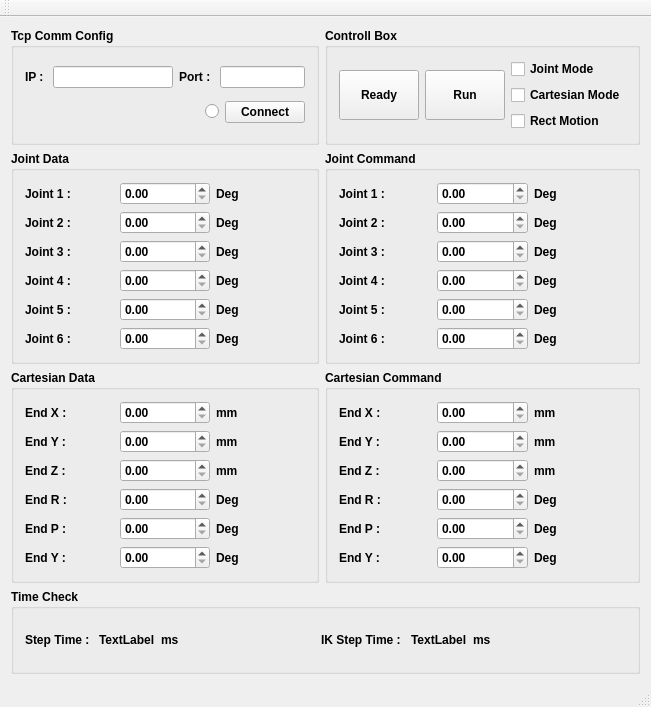
This is mainwindow.ui in hajunsong/RobotArmControllerUI as Qt 5 draws it before an edit. The edited form follows.
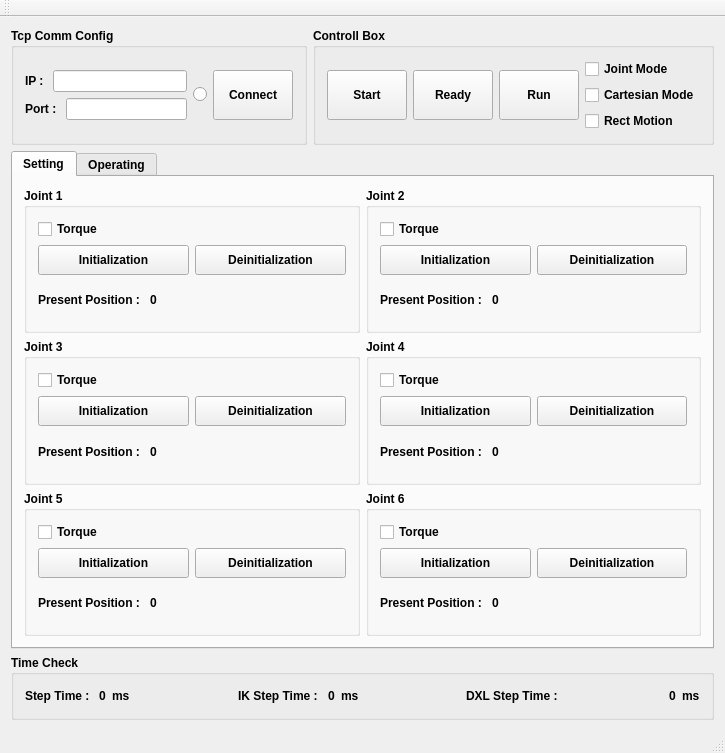
This is the edited form.

Diff of the .ui file:
```diff
--- a/mainwindow.ui
+++ b/mainwindow.ui
@@ -6,249 +6,639 @@
    <rect>
     <x>0</x>
     <y>0</y>
-    <width>651</width>
-    <height>707</height>
+    <width>725</width>
+    <height>753</height>
    </rect>
   </property>
   <property name="windowTitle">
    <string>MainWindow</string>
   </property>
   <widget class="QWidget" name="centralWidget">
-   <layout class="QGridLayout" name="gridLayout_3">
-    <item row="0" column="0">
-     <widget class="QGroupBox" name="groupBox_16">
-      <property name="minimumSize">
-       <size>
-        <width>0</width>
-        <height>0</height>
-       </size>
-      </property>
+   <layout class="QGridLayout" name="gridLayout_16">
+    <item row="1" column="0" colspan="2">
+     <widget class="QTabWidget" name="tabWidget">
       <property name="font">
        <font>
         <weight>75</weight>
         <bold>true</bold>
        </font>
       </property>
+      <property name="currentIndex">
+       <number>0</number>
+      </property>
+      <widget class="QWidget" name="tab">
+       <attribute name="title">
+        <string>Setting</string>
+       </attribute>
+       <layout class="QGridLayout" name="gridLayout_15">
+        <item row="0" column="0">
+         <widget class="QGroupBox" name="groupBox_3">
       <property name="title">
-       <string>Tcp Comm Config</string>
-      </property>
-      <layout class="QGridLayout" name="gridLayout_4">
+           <string>Joint 1</string>
+          </property>
+          <layout class="QGridLayout" name="gridLayout_9">
        <item row="0" column="0">
-        <layout class="QHBoxLayout" name="horizontalLayout_4">
+            <layout class="QHBoxLayout" name="horizontalLayout_39">
          <item>
-          <layout class="QHBoxLayout" name="horizontalLayout">
-           <item>
-            <widget class="QLabel" name="label_19">
-             <property name="font">
-              <font>
-               <weight>75</weight>
-               <bold>true</bold>
-              </font>
-             </property>
+              <widget class="QCheckBox" name="cbTorque1">
              <property name="text">
-              <string>IP : </string>
+                <string>Torque</string>
              </property>
             </widget>
            </item>
            <item>
-            <widget class="QLineEdit" name="txtAddress">
-             <property name="minimumSize">
+              <spacer name="horizontalSpacer_3">
+               <property name="orientation">
+                <enum>Qt::Horizontal</enum>
+               </property>
+               <property name="sizeHint" stdset="0">
               <size>
-               <width>120</width>
-               <height>0</height>
-              </size>
-             </property>
-             <property name="font">
-              <font>
-               <weight>75</weight>
-               <bold>true</bold>
-              </font>
-             </property>
-            </widget>
-           </item>
-          </layout>
-         </item>
-         <item>
-          <layout class="QHBoxLayout" name="horizontalLayout_2">
-           <item>
-            <widget class="QLabel" name="label_20">
-             <property name="font">
-              <font>
-               <weight>75</weight>
-               <bold>true</bold>
-              </font>
-             </property>
-             <property name="text">
-              <string>Port : </string>
-             </property>
-            </widget>
-           </item>
-           <item>
-            <widget class="QLineEdit" name="txtPort">
-             <property name="font">
-              <font>
-               <weight>75</weight>
-               <bold>true</bold>
-              </font>
-             </property>
-            </widget>
-           </item>
-          </layout>
+                 <width>40</width>
+                 <height>20</height>
+                </size>
+               </property>
+              </spacer>
          </item>
         </layout>
        </item>
        <item row="1" column="0">
         <layout class="QHBoxLayout" name="horizontalLayout_3">
          <item>
+              <widget class="QPushButton" name="btnInit1">
+               <property name="minimumSize">
+                <size>
+                 <width>0</width>
+                 <height>30</height>
+                </size>
+               </property>
+               <property name="text">
+                <string>Initialization</string>
+               </property>
+              </widget>
+             </item>
+             <item>
+              <widget class="QPushButton" name="btnDeinit1">
+               <property name="minimumSize">
+                <size>
+                 <width>0</width>
+                 <height>30</height>
+                </size>
+               </property>
+               <property name="text">
+                <string>Deinitialization</string>
+               </property>
+              </widget>
+             </item>
+            </layout>
+           </item>
+           <item row="2" column="0">
+            <layout class="QHBoxLayout" name="horizontalLayout_4">
+             <item>
+              <widget class="QLabel" name="label_31">
+               <property name="text">
+                <string>Present Position : </string>
+               </property>
+              </widget>
+             </item>
+             <item>
+              <widget class="QLabel" name="txtJoint1">
+               <property name="minimumSize">
+                <size>
+                 <width>50</width>
+                 <height>0</height>
+                </size>
+               </property>
+               <property name="text">
+                <string>0</string>
+               </property>
+              </widget>
+             </item>
+             <item>
+              <spacer name="horizontalSpacer_9">
+               <property name="orientation">
+                <enum>Qt::Horizontal</enum>
+               </property>
+               <property name="sizeHint" stdset="0">
+                <size>
+                 <width>40</width>
+                 <height>20</height>
+                </size>
+               </property>
+              </spacer>
+             </item>
+            </layout>
+           </item>
+          </layout>
+         </widget>
+        </item>
+        <item row="0" column="1">
+         <widget class="QGroupBox" name="groupBox_8">
+          <property name="title">
+           <string>Joint 2</string>
+          </property>
+          <layout class="QGridLayout" name="gridLayout_10">
+           <item row="0" column="0">
+            <layout class="QHBoxLayout" name="horizontalLayout_40">
+             <item>
+              <widget class="QCheckBox" name="cbTorque2">
+               <property name="text">
+                <string>Torque</string>
+               </property>
+              </widget>
+             </item>
+             <item>
+              <spacer name="horizontalSpacer_4">
+               <property name="orientation">
+                <enum>Qt::Horizontal</enum>
+               </property>
+               <property name="sizeHint" stdset="0">
+                <size>
+                 <width>40</width>
+                 <height>20</height>
+                </size>
+               </property>
+              </spacer>
+             </item>
+            </layout>
+           </item>
+           <item row="1" column="0">
+            <layout class="QHBoxLayout" name="horizontalLayout_5">
+             <item>
+              <widget class="QPushButton" name="btnInit2">
+               <property name="minimumSize">
+                <size>
+                 <width>0</width>
+                 <height>30</height>
+                </size>
+               </property>
+               <property name="text">
+                <string>Initialization</string>
+               </property>
+              </widget>
+             </item>
+             <item>
+              <widget class="QPushButton" name="btnDeinit2">
+               <property name="minimumSize">
+                <size>
+                 <width>0</width>
+                 <height>30</height>
+                </size>
+               </property>
+               <property name="text">
+                <string>Deinitialization</string>
+               </property>
+              </widget>
+             </item>
+            </layout>
+           </item>
+           <item row="2" column="0">
+            <layout class="QHBoxLayout" name="horizontalLayout_18">
+             <item>
+              <widget class="QLabel" name="label_32">
+               <property name="text">
+                <string>Present Position : </string>
+               </property>
+              </widget>
+             </item>
+             <item>
+              <widget class="QLabel" name="txtJoint2">
+               <property name="minimumSize">
+                <size>
+                 <width>50</width>
+                 <height>0</height>
+                </size>
+               </property>
+               <property name="text">
+                <string>0</string>
+               </property>
+              </widget>
+             </item>
+             <item>
+              <spacer name="horizontalSpacer_10">
+               <property name="orientation">
+                <enum>Qt::Horizontal</enum>
+               </property>
+               <property name="sizeHint" stdset="0">
+                <size>
+                 <width>40</width>
+                 <height>20</height>
+                </size>
+               </property>
+              </spacer>
+             </item>
+            </layout>
+           </item>
+          </layout>
+         </widget>
+        </item>
+        <item row="1" column="0">
+         <widget class="QGroupBox" name="groupBox_9">
+          <property name="title">
+           <string>Joint 3</string>
+          </property>
+          <layout class="QGridLayout" name="gridLayout_11">
+           <item row="0" column="0">
+            <layout class="QHBoxLayout" name="horizontalLayout_42">
+             <item>
+              <widget class="QCheckBox" name="cbTorque3">
+               <property name="text">
+                <string>Torque</string>
+               </property>
+              </widget>
+             </item>
+             <item>
+              <spacer name="horizontalSpacer_6">
+               <property name="orientation">
+                <enum>Qt::Horizontal</enum>
+               </property>
+               <property name="sizeHint" stdset="0">
+                <size>
+                 <width>40</width>
+                 <height>20</height>
+                </size>
+               </property>
+              </spacer>
+             </item>
+            </layout>
+           </item>
+           <item row="1" column="0">
+            <layout class="QHBoxLayout" name="horizontalLayout_31">
+             <item>
+              <widget class="QPushButton" name="btnInit3">
+               <property name="minimumSize">
+                <size>
+                 <width>0</width>
+                 <height>30</height>
+                </size>
+               </property>
+               <property name="text">
+                <string>Initialization</string>
+               </property>
+              </widget>
+             </item>
+             <item>
+              <widget class="QPushButton" name="btnDeinit3">
+               <property name="minimumSize">
+                <size>
+                 <width>0</width>
+                 <height>30</height>
+                </size>
+               </property>
+               <property name="text">
+                <string>Deinitialization</string>
+               </property>
+              </widget>
+             </item>
+            </layout>
+           </item>
+           <item row="2" column="0">
+            <layout class="QHBoxLayout" name="horizontalLayout_32">
+             <item>
+              <widget class="QLabel" name="label_33">
+               <property name="text">
+                <string>Present Position : </string>
+               </property>
+              </widget>
+             </item>
+             <item>
+              <widget class="QLabel" name="txtJoint3">
+               <property name="minimumSize">
+                <size>
+                 <width>50</width>
+                 <height>0</height>
+                </size>
+               </property>
+               <property name="text">
+                <string>0</string>
+               </property>
+              </widget>
+             </item>
+             <item>
+              <spacer name="horizontalSpacer_12">
+               <property name="orientation">
+                <enum>Qt::Horizontal</enum>
+               </property>
+               <property name="sizeHint" stdset="0">
+                <size>
+                 <width>40</width>
+                 <height>20</height>
+                </size>
+               </property>
+              </spacer>
+             </item>
+            </layout>
+           </item>
+          </layout>
+         </widget>
+        </item>
+        <item row="1" column="1">
+         <widget class="QGroupBox" name="groupBox_12">
+          <property name="title">
+           <string>Joint 4</string>
+          </property>
+          <layout class="QGridLayout" name="gridLayout_12">
+           <item row="0" column="0">
+            <layout class="QHBoxLayout" name="horizontalLayout_41">
+             <item>
+              <widget class="QCheckBox" name="cbTorque4">
+               <property name="text">
+                <string>Torque</string>
+               </property>
+              </widget>
+             </item>
+             <item>
+              <spacer name="horizontalSpacer_5">
+               <property name="orientation">
+                <enum>Qt::Horizontal</enum>
+               </property>
+               <property name="sizeHint" stdset="0">
+                <size>
+                 <width>40</width>
+                 <height>20</height>
+                </size>
+               </property>
+              </spacer>
+             </item>
+            </layout>
+           </item>
+           <item row="1" column="0">
+            <layout class="QHBoxLayout" name="horizontalLayout_33">
+             <item>
+              <widget class="QPushButton" name="btnInit4">
+               <property name="minimumSize">
+                <size>
+                 <width>0</width>
+                 <height>30</height>
+                </size>
+               </property>
+               <property name="text">
+                <string>Initialization</string>
+               </property>
+              </widget>
+             </item>
+             <item>
+              <widget class="QPushButton" name="btnDeinit4">
+               <property name="minimumSize">
+                <size>
+                 <width>0</width>
+                 <height>30</height>
+                </size>
+               </property>
+               <property name="text">
+                <string>Deinitialization</string>
+               </property>
+              </widget>
+             </item>
+            </layout>
+           </item>
+           <item row="2" column="0">
+            <layout class="QHBoxLayout" name="horizontalLayout_34">
+             <item>
+              <widget class="QLabel" name="label_34">
+               <property name="text">
+                <string>Present Position : </string>
+               </property>
+              </widget>
+             </item>
+             <item>
+              <widget class="QLabel" name="txtJoint4">
+               <property name="minimumSize">
+                <size>
+                 <width>50</width>
+                 <height>0</height>
+                </size>
+               </property>
+               <property name="text">
+                <string>0</string>
+               </property>
+              </widget>
+             </item>
+             <item>
+              <spacer name="horizontalSpacer_11">
+               <property name="orientation">
+                <enum>Qt::Horizontal</enum>
+               </property>
+               <property name="sizeHint" stdset="0">
+                <size>
+                 <width>40</width>
+                 <height>20</height>
+                </size>
+               </property>
+              </spacer>
+             </item>
+            </layout>
+           </item>
+          </layout>
+         </widget>
+        </item>
+        <item row="2" column="0">
+         <widget class="QGroupBox" name="groupBox_11">
+          <property name="title">
+           <string>Joint 5</string>
+          </property>
+          <layout class="QGridLayout" name="gridLayout_13">
+           <item row="0" column="0">
+            <layout class="QHBoxLayout" name="horizontalLayout_43">
+             <item>
+              <widget class="QCheckBox" name="cbTorque5">
+               <property name="text">
+                <string>Torque</string>
+               </property>
+              </widget>
+             </item>
+             <item>
+              <spacer name="horizontalSpacer_7">
+               <property name="orientation">
+                <enum>Qt::Horizontal</enum>
+               </property>
+               <property name="sizeHint" stdset="0">
+                <size>
+                 <width>40</width>
+                 <height>20</height>
+                </size>
+               </property>
+              </spacer>
+             </item>
+            </layout>
+           </item>
+           <item row="1" column="0">
+            <layout class="QHBoxLayout" name="horizontalLayout_35">
+             <item>
+              <widget class="QPushButton" name="btnInit5">
+               <property name="minimumSize">
+                <size>
+                 <width>0</width>
+                 <height>30</height>
+                </size>
+               </property>
+               <property name="text">
+                <string>Initialization</string>
+               </property>
+              </widget>
+             </item>
+             <item>
+              <widget class="QPushButton" name="btnDeinit5">
+               <property name="minimumSize">
+                <size>
+                 <width>0</width>
+                 <height>30</height>
+                </size>
+               </property>
+               <property name="text">
+                <string>Deinitialization</string>
+               </property>
+              </widget>
+             </item>
+            </layout>
+           </item>
+           <item row="2" column="0">
+            <layout class="QHBoxLayout" name="horizontalLayout_36">
+             <item>
+              <widget class="QLabel" name="label_35">
+               <property name="text">
+                <string>Present Position : </string>
+               </property>
+              </widget>
+             </item>
+             <item>
+              <widget class="QLabel" name="txtJoint5">
+               <property name="minimumSize">
+                <size>
+                 <width>50</width>
+                 <height>0</height>
+                </size>
+               </property>
+               <property name="text">
+                <string>0</string>
+               </property>
+              </widget>
+             </item>
+             <item>
+              <spacer name="horizontalSpacer_13">
+               <property name="orientation">
+                <enum>Qt::Horizontal</enum>
+               </property>
+               <property name="sizeHint" stdset="0">
+                <size>
+                 <width>40</width>
+                 <height>20</height>
+                </size>
+               </property>
+              </spacer>
+             </item>
+            </layout>
+           </item>
+          </layout>
+         </widget>
+        </item>
+        <item row="2" column="1">
+         <widget class="QGroupBox" name="groupBox_10">
+          <property name="title">
+           <string>Joint 6</string>
+          </property>
+          <layout class="QGridLayout" name="gridLayout_14">
+           <item row="0" column="0">
+            <layout class="QHBoxLayout" name="horizontalLayout_44">
+             <item>
+              <widget class="QCheckBox" name="cbTorque6">
+               <property name="text">
+                <string>Torque</string>
+               </property>
+              </widget>
+             </item>
+             <item>
+              <spacer name="horizontalSpacer_8">
+               <property name="orientation">
+                <enum>Qt::Horizontal</enum>
+               </property>
+               <property name="sizeHint" stdset="0">
+                <size>
+                 <width>40</width>
+                 <height>20</height>
+                </size>
+               </property>
+              </spacer>
+             </item>
+            </layout>
+           </item>
+           <item row="1" column="0">
+            <layout class="QHBoxLayout" name="horizontalLayout_37">
+             <item>
+              <widget class="QPushButton" name="btnInit6">
+               <property name="minimumSize">
+                <size>
+                 <width>0</width>
+                 <height>30</height>
+                </size>
+               </property>
+               <property name="text">
+                <string>Initialization</string>
+               </property>
+              </widget>
+             </item>
+             <item>
+              <widget class="QPushButton" name="btnDeinit6">
+               <property name="minimumSize">
+                <size>
+                 <width>0</width>
+                 <height>30</height>
+                </size>
+               </property>
+               <property name="text">
+                <string>Deinitialization</string>
+               </property>
+              </widget>
+             </item>
+            </layout>
+           </item>
+           <item row="2" column="0">
+            <layout class="QHBoxLayout" name="horizontalLayout_38">
+             <item>
+              <widget class="QLabel" name="label_36">
+               <property name="text">
+                <string>Present Position : </string>
+               </property>
+              </widget>
+             </item>
+             <item>
+              <widget class="QLabel" name="txtJoint6">
+               <property name="minimumSize">
+                <size>
+                 <width>50</width>
+                 <height>0</height>
+                </size>
+               </property>
+               <property name="text">
+                <string>0</string>
+               </property>
+              </widget>
+             </item>
+             <item>
           <spacer name="horizontalSpacer_14">
-           <property name="font">
-            <font>
-             <weight>75</weight>
-             <bold>true</bold>
-            </font>
-           </property>
            <property name="orientation">
             <enum>Qt::Horizontal</enum>
            </property>
            <property name="sizeHint" stdset="0">
             <size>
-             <width>0</width>
+                 <width>40</width>
              <height>20</height>
             </size>
            </property>
           </spacer>
          </item>
-         <item>
-          <widget class="QRadioButton" name="rbComState">
-           <property name="font">
-            <font>
-             <weight>75</weight>
-             <bold>true</bold>
-            </font>
-           </property>
-           <property name="text">
-            <string/>
-           </property>
-           <property name="autoRepeatDelay">
-            <number>300</number>
-           </property>
-          </widget>
-         </item>
-         <item>
-          <widget class="QPushButton" name="btnConnect">
-           <property name="font">
-            <font>
-             <weight>75</weight>
-             <bold>true</bold>
-            </font>
-           </property>
-           <property name="text">
-            <string>Connect</string>
-           </property>
-          </widget>
-         </item>
         </layout>
        </item>
       </layout>
      </widget>
     </item>
-    <item row="0" column="1">
-     <widget class="QGroupBox" name="groupBox_2">
-      <property name="font">
-       <font>
-        <weight>75</weight>
-        <bold>true</bold>
-       </font>
-      </property>
-      <property name="title">
-       <string>Controll Box</string>
-      </property>
-      <layout class="QGridLayout" name="gridLayout_2">
+       </layout>
+      </widget>
+      <widget class="QWidget" name="tab_2">
+       <attribute name="title">
+        <string>Operating</string>
+       </attribute>
+       <layout class="QGridLayout" name="gridLayout_3">
        <item row="0" column="0">
-        <widget class="QPushButton" name="btnReady">
-         <property name="minimumSize">
-          <size>
-           <width>0</width>
-           <height>50</height>
-          </size>
-         </property>
-         <property name="font">
-          <font>
-           <weight>75</weight>
-           <bold>true</bold>
-          </font>
-         </property>
-         <property name="text">
-          <string>Ready</string>
-         </property>
-        </widget>
-       </item>
-       <item row="0" column="1">
-        <widget class="QPushButton" name="btnRun">
-         <property name="minimumSize">
-          <size>
-           <width>0</width>
-           <height>50</height>
-          </size>
-         </property>
-         <property name="font">
-          <font>
-           <weight>75</weight>
-           <bold>true</bold>
-          </font>
-         </property>
-         <property name="text">
-          <string>Run</string>
-         </property>
-        </widget>
-       </item>
-       <item row="0" column="2">
-        <layout class="QVBoxLayout" name="verticalLayout_7">
-         <item>
-          <widget class="QCheckBox" name="cbJMode">
-           <property name="font">
-            <font>
-             <weight>75</weight>
-             <bold>true</bold>
-            </font>
-           </property>
-           <property name="text">
-            <string>Joint Mode</string>
-           </property>
-          </widget>
-         </item>
-         <item>
-          <widget class="QCheckBox" name="cbCMode">
-           <property name="font">
-            <font>
-             <weight>75</weight>
-             <bold>true</bold>
-            </font>
-           </property>
-           <property name="text">
-            <string>Cartesian Mode</string>
-           </property>
-          </widget>
-         </item>
-         <item>
-          <widget class="QCheckBox" name="cbRMode">
-           <property name="font">
-            <font>
-             <weight>75</weight>
-             <bold>true</bold>
-            </font>
-           </property>
-           <property name="text">
-            <string>Rect Motion</string>
-           </property>
-          </widget>
-         </item>
-        </layout>
-       </item>
-      </layout>
-     </widget>
-    </item>
-    <item row="1" column="0">
      <widget class="QGroupBox" name="groupBox_4">
       <property name="minimumSize">
        <size>
@@ -509,7 +899,7 @@
       </layout>
      </widget>
     </item>
-    <item row="1" column="1">
+        <item row="0" column="1">
      <widget class="QGroupBox" name="groupBox_6">
       <property name="minimumSize">
        <size>
@@ -770,7 +1160,7 @@
       </layout>
      </widget>
     </item>
-    <item row="2" column="0">
+        <item row="1" column="0">
      <widget class="QGroupBox" name="groupBox_5">
       <property name="font">
        <font>
@@ -1025,7 +1415,7 @@
       </layout>
      </widget>
     </item>
-    <item row="2" column="1">
+        <item row="1" column="1">
      <widget class="QGroupBox" name="groupBox_7">
       <property name="font">
        <font>
@@ -1280,7 +1670,240 @@
       </layout>
      </widget>
     </item>
-    <item row="3" column="0" colspan="2">
+       </layout>
+      </widget>
+     </widget>
+    </item>
+    <item row="0" column="1">
+     <widget class="QGroupBox" name="groupBox_2">
+      <property name="font">
+       <font>
+        <weight>75</weight>
+        <bold>true</bold>
+       </font>
+      </property>
+      <property name="title">
+       <string>Controll Box</string>
+      </property>
+      <layout class="QGridLayout" name="gridLayout_2">
+       <item row="0" column="2">
+        <widget class="QPushButton" name="btnRun">
+         <property name="minimumSize">
+          <size>
+           <width>0</width>
+           <height>50</height>
+          </size>
+         </property>
+         <property name="font">
+          <font>
+           <weight>75</weight>
+           <bold>true</bold>
+          </font>
+         </property>
+         <property name="text">
+          <string>Run</string>
+         </property>
+        </widget>
+       </item>
+       <item row="0" column="1">
+        <widget class="QPushButton" name="btnReady">
+         <property name="minimumSize">
+          <size>
+           <width>0</width>
+           <height>50</height>
+          </size>
+         </property>
+         <property name="font">
+          <font>
+           <weight>75</weight>
+           <bold>true</bold>
+          </font>
+         </property>
+         <property name="text">
+          <string>Ready</string>
+         </property>
+        </widget>
+       </item>
+       <item row="0" column="3">
+        <layout class="QVBoxLayout" name="verticalLayout_7">
+         <item>
+          <widget class="QCheckBox" name="cbJMode">
+           <property name="font">
+            <font>
+             <weight>75</weight>
+             <bold>true</bold>
+            </font>
+           </property>
+           <property name="text">
+            <string>Joint Mode</string>
+           </property>
+          </widget>
+         </item>
+         <item>
+          <widget class="QCheckBox" name="cbCMode">
+           <property name="font">
+            <font>
+             <weight>75</weight>
+             <bold>true</bold>
+            </font>
+           </property>
+           <property name="text">
+            <string>Cartesian Mode</string>
+           </property>
+          </widget>
+         </item>
+         <item>
+          <widget class="QCheckBox" name="cbRMode">
+           <property name="font">
+            <font>
+             <weight>75</weight>
+             <bold>true</bold>
+            </font>
+           </property>
+           <property name="text">
+            <string>Rect Motion</string>
+           </property>
+          </widget>
+         </item>
+        </layout>
+       </item>
+       <item row="0" column="0">
+        <widget class="QPushButton" name="btnStart">
+         <property name="minimumSize">
+          <size>
+           <width>0</width>
+           <height>50</height>
+          </size>
+         </property>
+         <property name="text">
+          <string>Start</string>
+         </property>
+        </widget>
+       </item>
+      </layout>
+     </widget>
+    </item>
+    <item row="0" column="0">
+     <widget class="QGroupBox" name="groupBox_16">
+      <property name="minimumSize">
+       <size>
+        <width>0</width>
+        <height>0</height>
+       </size>
+      </property>
+      <property name="font">
+       <font>
+        <weight>75</weight>
+        <bold>true</bold>
+       </font>
+      </property>
+      <property name="title">
+       <string>Tcp Comm Config</string>
+      </property>
+      <layout class="QGridLayout" name="gridLayout_4">
+       <item row="0" column="0">
+        <layout class="QVBoxLayout" name="verticalLayout">
+         <item>
+          <layout class="QHBoxLayout" name="horizontalLayout">
+           <item>
+            <widget class="QLabel" name="label_19">
+             <property name="font">
+              <font>
+               <weight>75</weight>
+               <bold>true</bold>
+              </font>
+             </property>
+             <property name="text">
+              <string>IP : </string>
+             </property>
+            </widget>
+           </item>
+           <item>
+            <widget class="QLineEdit" name="txtAddress">
+             <property name="minimumSize">
+              <size>
+               <width>120</width>
+               <height>0</height>
+              </size>
+             </property>
+             <property name="font">
+              <font>
+               <weight>75</weight>
+               <bold>true</bold>
+              </font>
+             </property>
+            </widget>
+           </item>
+          </layout>
+         </item>
+         <item>
+          <layout class="QHBoxLayout" name="horizontalLayout_2">
+           <item>
+            <widget class="QLabel" name="label_20">
+             <property name="font">
+              <font>
+               <weight>75</weight>
+               <bold>true</bold>
+              </font>
+             </property>
+             <property name="text">
+              <string>Port : </string>
+             </property>
+            </widget>
+           </item>
+           <item>
+            <widget class="QLineEdit" name="txtPort">
+             <property name="font">
+              <font>
+               <weight>75</weight>
+               <bold>true</bold>
+              </font>
+             </property>
+            </widget>
+           </item>
+          </layout>
+         </item>
+        </layout>
+       </item>
+       <item row="0" column="1">
+        <widget class="QRadioButton" name="rbComState">
+         <property name="font">
+          <font>
+           <weight>75</weight>
+           <bold>true</bold>
+          </font>
+         </property>
+         <property name="text">
+          <string/>
+         </property>
+         <property name="autoRepeatDelay">
+          <number>300</number>
+         </property>
+        </widget>
+       </item>
+       <item row="0" column="2">
+        <widget class="QPushButton" name="btnConnect">
+         <property name="minimumSize">
+          <size>
+           <width>0</width>
+           <height>50</height>
+          </size>
+         </property>
+         <property name="font">
+          <font>
+           <weight>75</weight>
+           <bold>true</bold>
+          </font>
+         </property>
+         <property name="text">
+          <string>Connect</string>
+         </property>
+        </widget>
+       </item>
+      </layout>
+     </widget>
+    </item>
+    <item row="2" column="0" colspan="2">
      <widget class="QGroupBox" name="groupBox">
       <property name="font">
        <font>
@@ -1292,30 +1915,10 @@
        <string>Time Check</string>
       </property>
       <layout class="QGridLayout" name="gridLayout">
-       <item row="0" column="7">
-        <spacer name="horizontalSpacer_2">
-         <property name="orientation">
-          <enum>Qt::Horizontal</enum>
-         </property>
-         <property name="sizeHint" stdset="0">
-          <size>
-           <width>40</width>
-           <height>20</height>
-          </size>
-         </property>
-        </spacer>
-       </item>
-       <item row="0" column="1">
-        <widget class="QLabel" name="txtStepTime">
+       <item row="0" column="12">
+        <widget class="QLabel" name="label_62">
          <property name="text">
-          <string>TextLabel</string>
-         </property>
-        </widget>
-       </item>
-       <item row="0" column="0">
-        <widget class="QLabel" name="label_27">
-         <property name="text">
-          <string>Step Time : </string>
+          <string>ms</string>
          </property>
         </widget>
        </item>
@@ -1326,23 +1929,10 @@
          </property>
         </widget>
        </item>
-       <item row="0" column="3">
-        <spacer name="horizontalSpacer">
-         <property name="orientation">
-          <enum>Qt::Horizontal</enum>
-         </property>
-         <property name="sizeHint" stdset="0">
-          <size>
-           <width>40</width>
-           <height>20</height>
-          </size>
-         </property>
-        </spacer>
-       </item>
-       <item row="0" column="2">
-        <widget class="QLabel" name="label_29">
+       <item row="0" column="0">
+        <widget class="QLabel" name="label_27">
          <property name="text">
-          <string>ms</string>
+          <string>Step Time : </string>
          </property>
         </widget>
        </item>
@@ -1353,10 +1943,77 @@
          </property>
         </widget>
        </item>
+       <item row="0" column="1">
+        <widget class="QLabel" name="txtStepTime">
+         <property name="text">
+          <string>0</string>
+         </property>
+        </widget>
+       </item>
+       <item row="0" column="10">
+        <spacer name="horizontalSpacer_15">
+         <property name="orientation">
+          <enum>Qt::Horizontal</enum>
+         </property>
+         <property name="sizeHint" stdset="0">
+          <size>
+           <width>40</width>
+           <height>20</height>
+          </size>
+         </property>
+        </spacer>
+       </item>
        <item row="0" column="5">
         <widget class="QLabel" name="txtIKStepTime">
          <property name="text">
-          <string>TextLabel</string>
+          <string>0</string>
+         </property>
+        </widget>
+       </item>
+       <item row="0" column="7">
+        <spacer name="horizontalSpacer_2">
+         <property name="orientation">
+          <enum>Qt::Horizontal</enum>
+         </property>
+         <property name="sizeHint" stdset="0">
+          <size>
+           <width>40</width>
+           <height>20</height>
+          </size>
+         </property>
+        </spacer>
+       </item>
+       <item row="0" column="2">
+        <widget class="QLabel" name="label_29">
+         <property name="text">
+          <string>ms</string>
+         </property>
+        </widget>
+       </item>
+       <item row="0" column="3">
+        <spacer name="horizontalSpacer">
+         <property name="orientation">
+          <enum>Qt::Horizontal</enum>
+         </property>
+         <property name="sizeHint" stdset="0">
+          <size>
+           <width>40</width>
+           <height>20</height>
+          </size>
+         </property>
+        </spacer>
+       </item>
+       <item row="0" column="9">
+        <widget class="QLabel" name="label_61">
+         <property name="text">
+          <string>DXL Step Time : </string>
+         </property>
+        </widget>
+       </item>
+       <item row="0" column="11">
+        <widget class="QLabel" name="txtDXLStepTime">
+         <property name="text">
+          <string>0</string>
          </property>
         </widget>
        </item>
@@ -1370,7 +2027,7 @@
     <rect>
      <x>0</x>
      <y>0</y>
-     <width>651</width>
+     <width>725</width>
      <height>20</height>
     </rect>
    </property>
```
Lines whose indentation alone changed are shown as unchanged.
